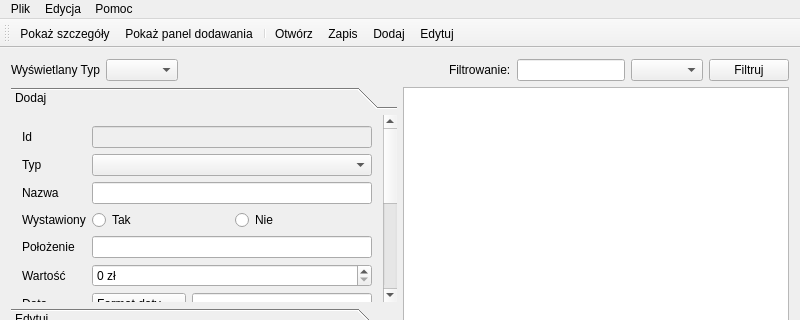
Qt form mainwindow.ui (bzyx/MuzeumGUI) before a commit; both pictures show x 0 to 800 and y 0 to 320 of the 800 by 550 pixel window.
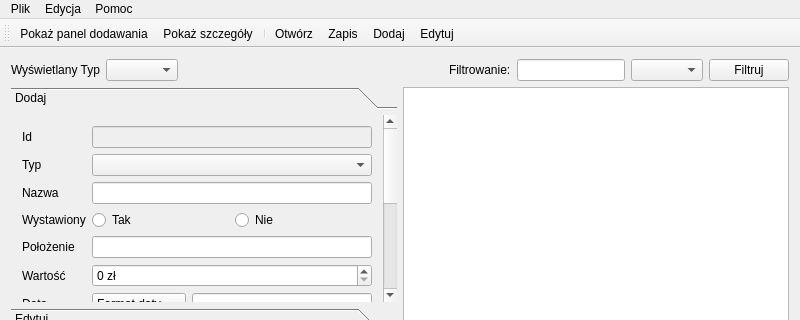
The same form after that commit. Icons and pictures are not drawn.

Commit message: New better names of fields

```diff
--- a/mainwindow.ui
+++ b/mainwindow.ui
@@ -870,8 +870,8 @@
    <attribute name="toolBarBreak">
     <bool>false</bool>
    </attribute>
-   <addaction name="actionPoka_szczeg_y"/>
    <addaction name="actionPoka_panel_dodawania"/>
+   <addaction name="actionPoka_szczeg_y"/>
    <addaction name="separator"/>
    <addaction name="actionOtw_rz"/>
    <addaction name="actionZapis"/>
```
Left out of the diff: 47 changed lines with no effect on the pictures.
